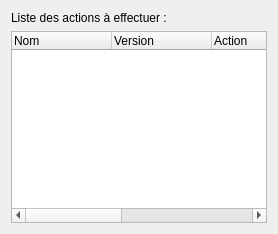
This is pkgui/actionpage.ui in steckdenis/logram-setup as Qt 5 draws it before an edit. The edited form follows.
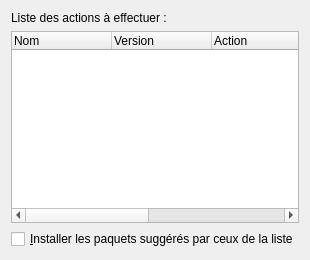
This is the edited form.

Commit message: Allow the user to check if he wants to install the packages suggested by the one he installs, in Pkgui.

Patch:
```diff
--- a/pkgui/actionpage.ui
+++ b/pkgui/actionpage.ui
@@ -53,6 +53,13 @@
      </column>
     </widget>
    </item>
+   <item>
+    <widget class="QCheckBox" name="chkInstallSuggests">
+     <property name="text">
+      <string>&amp;Installer les paquets suggérés par ceux de la liste</string>
+     </property>
+    </widget>
+   </item>
   </layout>
  </widget>
  <resources/>
```
The commit also changes 9 other files.
